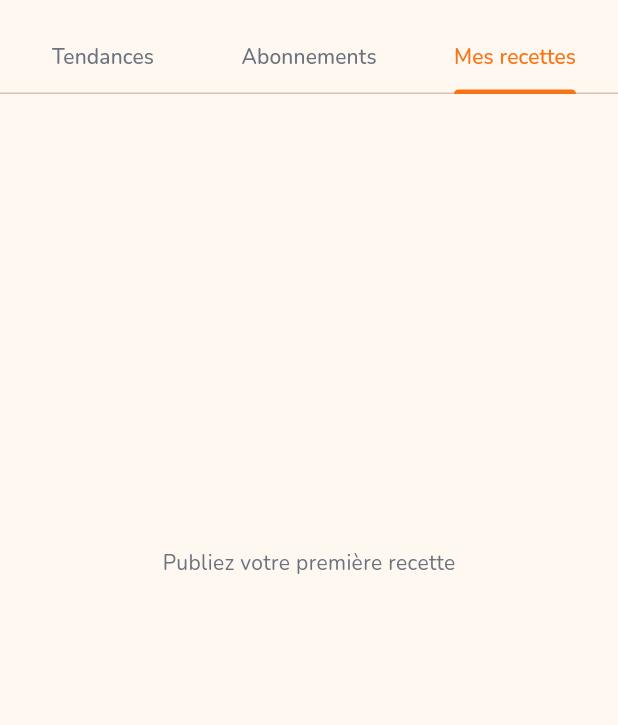
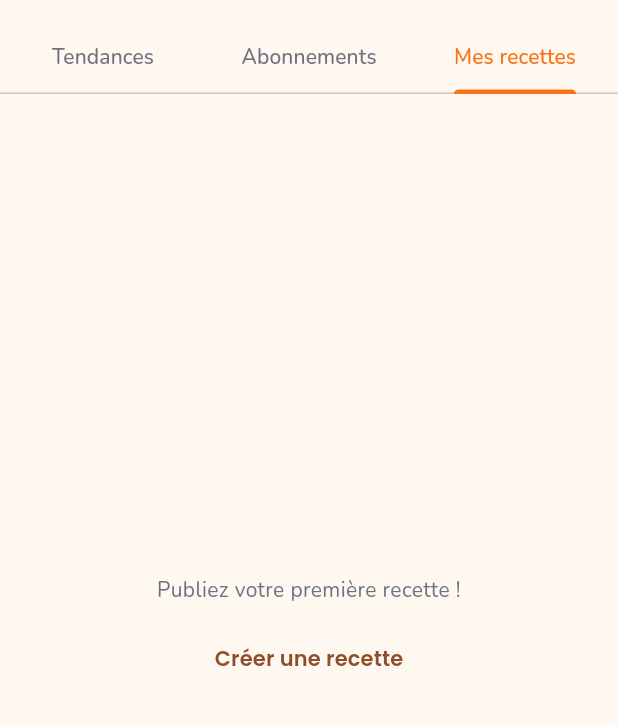
Before and after one commit to editadigoun-cmd/Africook, a Flutter app: the CommunityScreen screen opened by its route, tab 3 chosen, on a phone screen of 412 x 824 dp, the part 62-787 px from its top. Run offline on Flutter 3.47's test engine with Material 3 defaults, Android fonts, the phone set to English and light mode, and no system bars; our stand-ins replace cached_network_image, dio, firebase_core, firebase_messaging, flutter_animate, flutter_dotenv and 10 more; accounts and stored records are empty.

Commit message:
feat: wire likes to DB, implement community tabs Abonnements/Mes recettes, notification tap nav, Voir tout → /recipes
Co-Authored-By: Claude Sonnet 4.6 <noreply@anthropic.com>
Claude-Session: https://claude.ai/code/session_01Sw3eh9y5VZRqNh7UAeN2F6

```diff
--- a/lib/features/community/screens/community_screen.dart
+++ b/lib/features/community/screens/community_screen.dart
@@ -13,12 +13,26 @@ final communityRecipesProvider = FutureProvider<List<RecipeModel>>((ref) async {
   return ref.read(supabaseServiceProvider).getRecipes(limit: 20);
 });
 
+final myRecipesProvider = FutureProvider<List<RecipeModel>>((ref) async {
+  final uid = SupabaseService.currentUserId;
+  if (uid == null) return [];
+  return ref.read(supabaseServiceProvider).getUserRecipes(uid);
+});
+
+final followedRecipesProvider = FutureProvider<List<RecipeModel>>((ref) async {
+  final uid = SupabaseService.currentUserId;
+  if (uid == null) return [];
+  return ref.read(supabaseServiceProvider).getFollowedRecipes(uid);
+});
+
 class CommunityScreen extends ConsumerWidget {
   const CommunityScreen({super.key});
 
   @override
   Widget build(BuildContext context, WidgetRef ref) {
     final recipesAsync = ref.watch(communityRecipesProvider);
+    final myRecipesAsync = ref.watch(myRecipesProvider);
+    final followedAsync = ref.watch(followedRecipesProvider);
 
     return Scaffold(
       appBar: AppBar(
@@ -30,10 +44,7 @@ class CommunityScreen extends ConsumerWidget {
           ),
         ],
       ),
-      body: Column(
-        children: [
-          // Tabs
-          DefaultTabController(
+      body: DefaultTabController(
         length: 3,
         child: Column(
           children: [
@@ -47,20 +58,35 @@ class CommunityScreen extends ConsumerWidget {
                 Tab(text: 'Mes recettes'),
               ],
             ),
-                SizedBox(
-                  height: MediaQuery.of(context).size.height - 200,
+            Expanded(
               child: TabBarView(
                 children: [
                   _RecipesFeed(recipesAsync: recipesAsync),
-                      const _EmptyTab(msg: 'Abonnez-vous à des chefs'),
-                      const _EmptyTab(msg: 'Publiez votre première recette'),
+                  followedAsync.when(
+                    loading: () => const Center(child: CircularProgressIndicator(color: AppColors.primary)),
+                    error: (e, _) => Center(child: Text('Erreur : $e')),
+                    data: (recipes) => recipes.isEmpty
+                        ? const _EmptyTab(msg: 'Abonnez-vous à des chefs pour voir leurs recettes')
+                        : _RecipesFeed(recipesAsync: AsyncValue.data(recipes)),
+                  ),
+                  myRecipesAsync.when(
+                    loading: () => const Center(child: CircularProgressIndicator(color: AppColors.primary)),
+                    error: (e, _) => Center(child: Text('Erreur : $e')),
+                    data: (recipes) => recipes.isEmpty
+                        ? _EmptyTab(
+                            msg: 'Publiez votre première recette !',
+                            action: TextButton(
+                              onPressed: () => context.push('/recipe/create'),
+                              child: const Text('Créer une recette'),
+                            ),
+                          )
+                        : _RecipesFeed(recipesAsync: AsyncValue.data(recipes)),
+                  ),
                 ],
               ),
             ),
           ],
         ),
-          ),
-        ],
       ),
     );
   }
@@ -99,6 +125,36 @@ class _CommunityPostCardState extends State<_CommunityPostCard> {
   bool _liked = false;
   int _likes = 0;
   bool _following = false;
+  bool _likesLoaded = false;
+
+  @override
+  void initState() {
+    super.initState();
+    _likes = widget.recipe.likesCount;
+    _loadLikeState();
+  }
+
+  Future<void> _loadLikeState() async {
+    final uid = SupabaseService.currentUserId;
+    if (uid == null) return;
+    try {
+      final service = SupabaseService();
+      final liked = await service.isLiked(uid, widget.recipe.id);
+      if (mounted) setState(() { _liked = liked; _likesLoaded = true; });
+    } catch (_) {}
+  }
+
+  Future<void> _toggleLike(WidgetRef ref) async {
+    final uid = SupabaseService.currentUserId;
+    if (uid == null) return;
+    final newVal = !_liked;
+    setState(() { _liked = newVal; _likes += newVal ? 1 : -1; });
+    try {
+      await ref.read(supabaseServiceProvider).toggleLike(uid, widget.recipe.id, newVal);
+    } catch (_) {
+      setState(() { _liked = !newVal; _likes += newVal ? -1 : 1; });
+    }
+  }
 
   @override
   Widget build(BuildContext context) => Container(
@@ -194,13 +250,8 @@ class _CommunityPostCardState extends State<_CommunityPostCard> {
 
             // Image
             if (widget.recipe.imageUrl != null)
-              GestureDetector(
-                onDoubleTap: () {
-                  setState(() {
-                    _liked = true;
-                    _likes++;
-                  });
-                },
+              Consumer(builder: (context, ref, _) => GestureDetector(
+                onDoubleTap: () { if (!_liked) _toggleLike(ref); },
                 onTap: () => context.push('/recipe/${widget.recipe.id}'),
                 child: Image.network(
                   widget.recipe.imageUrl!,
@@ -208,23 +259,20 @@ class _CommunityPostCardState extends State<_CommunityPostCard> {
                   width: double.infinity,
                   fit: BoxFit.cover,
                 ),
-              ),
+              )),
 
             // Actions
             Padding(
               padding: const EdgeInsets.fromLTRB(8, 8, 8, 0),
               child: Row(
                 children: [
-                  IconButton(
+                  Consumer(builder: (context, ref, _) => IconButton(
                     icon: Icon(
                       _liked ? Icons.favorite : Icons.favorite_border,
                       color: _liked ? AppColors.error : AppColors.textLight,
                     ),
-                    onPressed: () => setState(() {
-                      _liked = !_liked;
-                      _likes += _liked ? 1 : -1;
-                    }),
-                  ),
+                    onPressed: () => _toggleLike(ref),
+                  )),
                   Text(
                     '$_likes',
                     style: const TextStyle(
@@ -298,17 +346,22 @@ class _CommunityPostCardState extends State<_CommunityPostCard> {
 
 class _EmptyTab extends StatelessWidget {
   final String msg;
+  final Widget? action;
 
-  const _EmptyTab({required this.msg});
+  const _EmptyTab({required this.msg, this.action});
 
   @override
   Widget build(BuildContext context) => Center(
-        child: Text(
+        child: Column(
+          mainAxisSize: MainAxisSize.min,
+          children: [
+            Text(
               msg,
-          style: const TextStyle(
-            fontFamily: 'Nunito',
-            color: AppColors.textLight,
+              style: const TextStyle(fontFamily: 'Nunito', color: AppColors.textLight),
+              textAlign: TextAlign.center,
             ),
+            if (action != null) ...[const SizedBox(height: 12), action!],
+          ],
         ),
       );
 }
--- a/lib/features/home/screens/home_screen.dart
+++ b/lib/features/home/screens/home_screen.dart
@@ -206,9 +206,10 @@ class HomeScreen extends ConsumerWidget {
                   const SizedBox(height: 24),
 
                   // Popular recipes
-                  const _SectionHeader(
+                  _SectionHeader(
                     title: '🔥 Populaires cette semaine',
                     showMore: true,
+                    onMore: () => context.push('/recipes'),
                   ),
                   const SizedBox(height: 12),
                   popularAsync.when(
--- a/lib/shared/models/recipe_model.dart
+++ b/lib/shared/models/recipe_model.dart
@@ -18,6 +18,7 @@ class RecipeModel {
   final double averageRating;
   final int ratingsCount;
   final int viewsCount;
+  final int likesCount;
   final DateTime? createdAt;
   final UserModel? author;
   final List<RecipeIngredient> ingredients;
@@ -45,6 +46,7 @@ class RecipeModel {
     this.averageRating = 0,
     this.ratingsCount = 0,
     this.viewsCount = 0,
+    this.likesCount = 0,
     this.createdAt,
     this.author,
     this.ingredients = const [],
@@ -77,6 +79,7 @@ class RecipeModel {
         averageRating: (json['average_rating'] as num?)?.toDouble() ?? 0,
         ratingsCount: json['ratings_count'] as int? ?? 0,
         viewsCount: json['views_count'] as int? ?? 0,
+        likesCount: json['likes_count'] as int? ?? 0,
         createdAt: json['created_at'] != null
             ? DateTime.parse(json['created_at'] as String)
             : null,
```
Also changed, not shown: lib/core/services/supabase_service.dart (+37 -2 lines), lib/features/notifications/screens/notifications_screen.dart (+10 -0 lines). Lines whose indentation alone changed are shown as unchanged.
